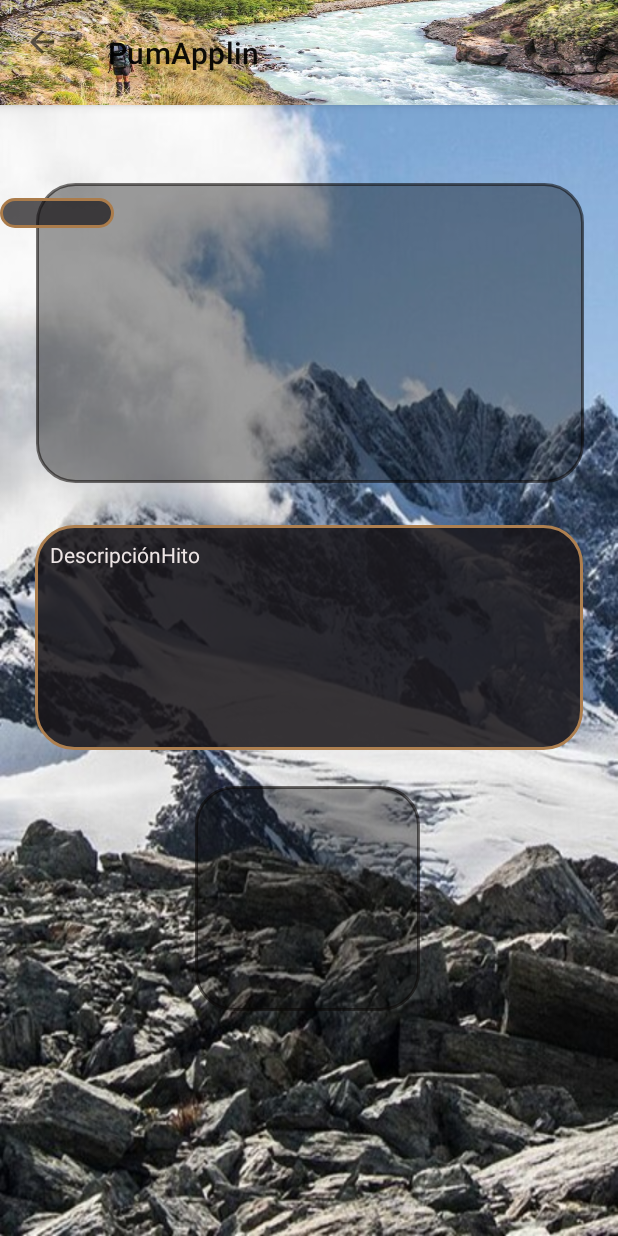
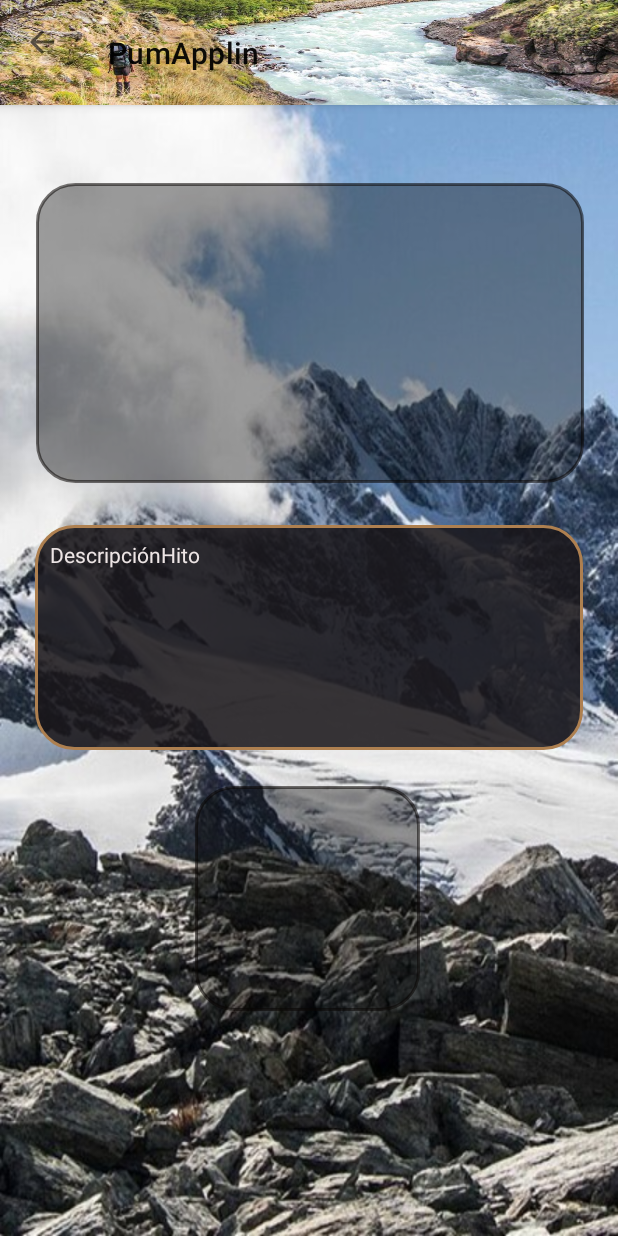
Before and after one commit to SrBrian26/App-sin-nombre, an Android app: the InfoQrHitoActivity screen opened directly, with no data from a screen before it, on a phone screen of 412 x 824 dp. Run offline under Robolectric (Android 15) with nearby library versions, the phone set to English and light mode, and no system bars; our stand-ins replace Room's generated code.

Commit message:
Barra de navegación re ordenada. Cambio de icono de mapa por persona paseando

```diff
--- /dev/null
+++ b/app/src/main/res/drawable/hiking_icono.xml
@@ -0,0 +1,5 @@
+<vector xmlns:android="http://schemas.android.com/apk/res/android" android:height="24dp" android:tint="#000000" android:viewportHeight="24" android:viewportWidth="24" android:width="24dp">
+
+    <path android:fillColor="@android:color/white" android:pathData="M13.5,5.5c1.1,0 2,-0.9 2,-2s-0.9,-2 -2,-2s-2,0.9 -2,2S12.4,5.5 13.5,5.5zM17.5,10.78c-1.23,-0.37 -2.22,-1.17 -2.8,-2.18l-1,-1.6c-0.41,-0.65 -1.11,-1 -1.84,-1c-0.78,0 -1.59,0.5 -1.78,1.44S7,23 7,23h2.1l1.8,-8l2.1,2v6h2v-7.5l-2.1,-2l0.6,-3c1,1.15 2.41,2.01 4,2.34V23H19V9h-1.5L17.5,10.78zM7.43,13.13l-2.12,-0.41c-0.54,-0.11 -0.9,-0.63 -0.79,-1.17l0.76,-3.93c0.21,-1.08 1.26,-1.79 2.34,-1.58l1.16,0.23L7.43,13.13z"/>
+
+</vector>
--- a/app/src/main/res/layout/activity_info_qr_hito.xml
+++ b/app/src/main/res/layout/activity_info_qr_hito.xml
@@ -88,23 +88,6 @@
         app:layout_constraintStart_toStartOf="parent"
         app:layout_constraintTop_toBottomOf="@+id/traerImgPrincipalHito" />
 
-    <TextView
-        android:id="@+id/textView"
-        android:layout_width="76dp"
-        android:layout_height="20dp"
-        android:layout_marginTop="16dp"
-        android:layout_marginBottom="672dp"
-        android:background="@drawable/borde_redondo"
-        android:elevation="5dp"
-        android:text="Hito"
-        android:textColor="#FFFFFF"
-        android:textColorHighlight="#FFFFFF"
-        android:textColorHint="#FFFFFF"
-        android:textColorLink="#FFFFFF"
-        app:layout_constraintBottom_toBottomOf="parent"
-        app:layout_constraintTop_toTopOf="parent"
-        app:layout_constraintVertical_bias="1.0"
-        tools:ignore="MissingConstraints"
-        tools:layout_editor_absoluteX="16dp" />
+
 
 </androidx.constraintlayout.widget.ConstraintLayout>
```
Also changed, not shown: app/src/main/java/com/example/parquepumalinapp/activities/MenuPrincipal.kt (+16 -1 lines), app/src/main/res/menu/bottom_nav.xml (+6 -6 lines).
